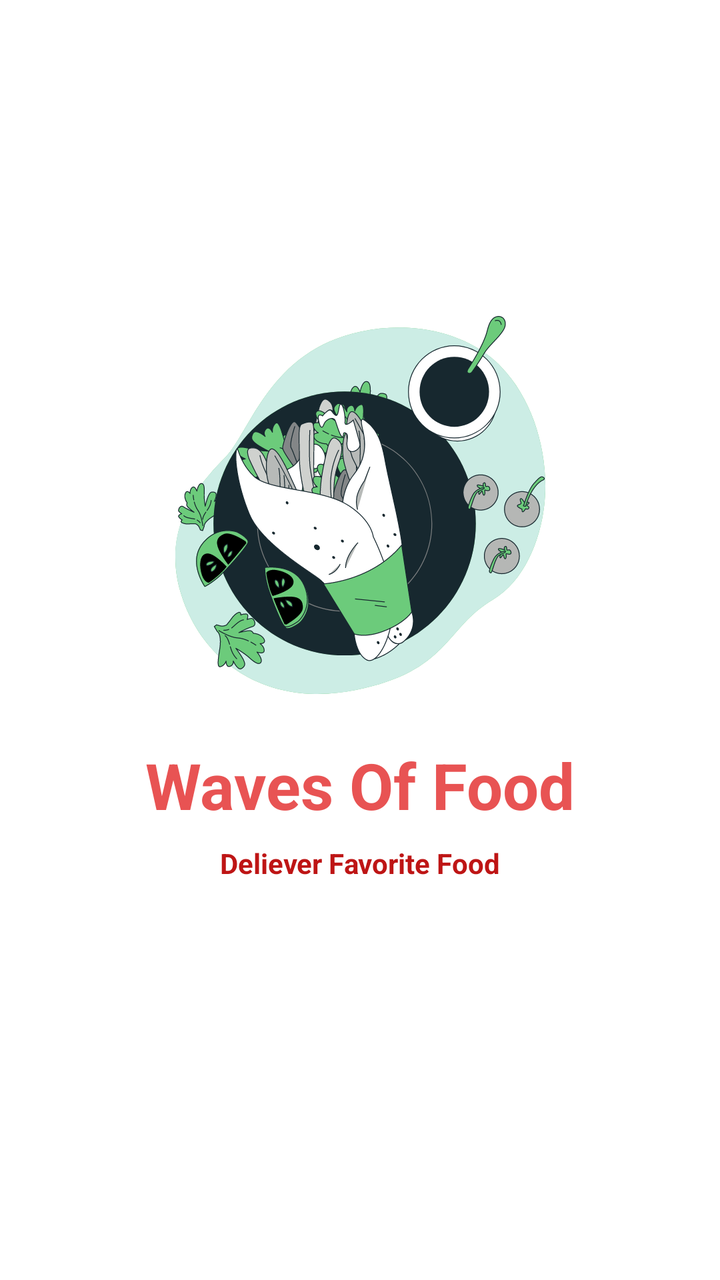
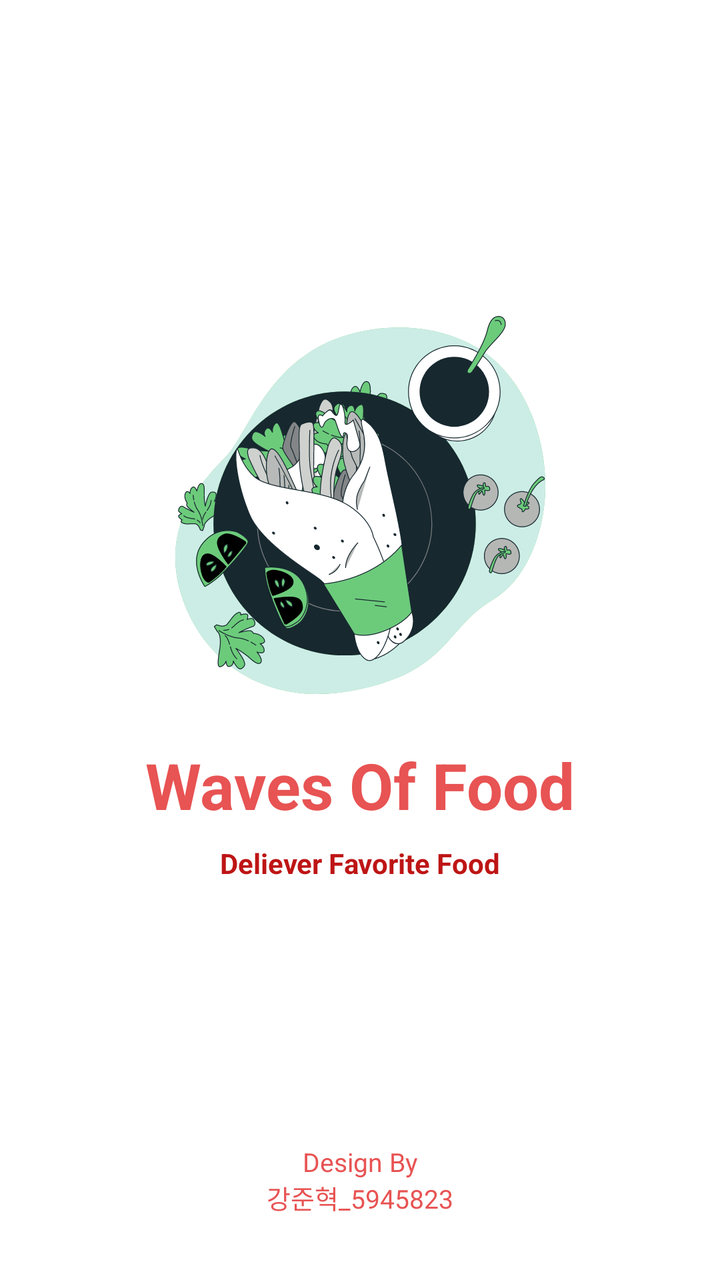

Two renders of the same Android screen: before a commit and after it. Below are the layout's source before the change and the commit's diff.
<!-- AndroidManifest.xml: application theme Theme.HelloWorld -->
<!-- res/layout/activity_splash.xml -->
<?xml version="1.0" encoding="utf-8"?>
<androidx.constraintlayout.widget.ConstraintLayout xmlns:android="http://schemas.android.com/apk/res/android"
    xmlns:app="http://schemas.android.com/apk/res-auto"
    xmlns:tools="http://schemas.android.com/tools"
    android:id="@+id/main"
    android:layout_width="match_parent"
    android:layout_height="match_parent"
    android:background="@color/white"
    tools:context=".SplashActivity">

    <ImageView
        android:id="@+id/logoImage"
        android:layout_width="wrap_content"
        android:layout_height="wrap_content"
        android:src="@drawable/logo"
        app:layout_constraintTop_toTopOf="parent"
        app:layout_constraintBottom_toBottomOf="parent"
        app:layout_constraintStart_toStartOf="parent"
        app:layout_constraintEnd_toEndOf="parent"
        app:layout_constraintVertical_bias="0.35" />

    <TextView
        android:id="@+id/titleText"
        android:layout_width="wrap_content"
        android:layout_height="wrap_content"
        android:layout_marginTop="24dp"
        android:text="Waves Of Food"
        android:textColor="@color/startColor"
        android:textSize="32sp"
        android:textStyle="bold"
        app:layout_constraintTop_toBottomOf="@id/logoImage"
        app:layout_constraintStart_toStartOf="parent"
        app:layout_constraintEnd_toEndOf="parent" />

    <TextView
        android:id="@+id/subText"
        android:layout_width="wrap_content"
        android:layout_height="wrap_content"
        android:layout_marginTop="8dp"
        android:text="Deliever Favorite Food"
        android:textColor="@color/endColor"
        android:textSize="14sp"
        android:textStyle="bold"
        app:layout_constraintTop_toBottomOf="@id/titleText"
        app:layout_constraintStart_toStartOf="parent"
        app:layout_constraintEnd_toEndOf="parent" />

</androidx.constraintlayout.widget.ConstraintLayout>
<!-- resources referenced by this layout -->
<resources>
  <color name="endColor">#BE1515</color>
  <color name="startColor">#E85353</color>
  <color name="white">#FFFFFFFF</color>
  <!-- drawable logo: vector/xml drawable (drawable, 186018 chars, omitted) -->
  <style name="Theme.HelloWorld" parent="Base.Theme.HelloWorld" />
  <style name="Base.Theme.HelloWorld" parent="Theme.Material3.DayNight.NoActionBar">
          
          
      </style>
</resources>

<!-- the commit's change to res/layout/activity_splash.xml (unified diff, before → after) -->
@@ -45,4 +45,17 @@
         app:layout_constraintStart_toStartOf="parent"
         app:layout_constraintEnd_toEndOf="parent" />
 
+    <TextView
+        android:id="@+id/designByText"
+        android:layout_width="wrap_content"
+        android:layout_height="wrap_content"
+        android:layout_marginBottom="32dp"
+        android:gravity="center"
+        android:text="Design By\n강준혁_5945823"
+        android:textColor="@color/startColor"
+        android:textSize="13sp"
+        app:layout_constraintBottom_toBottomOf="parent"
+        app:layout_constraintStart_toStartOf="parent"
+        app:layout_constraintEnd_toEndOf="parent" />
+
 </androidx.constraintlayout.widget.ConstraintLayout>
